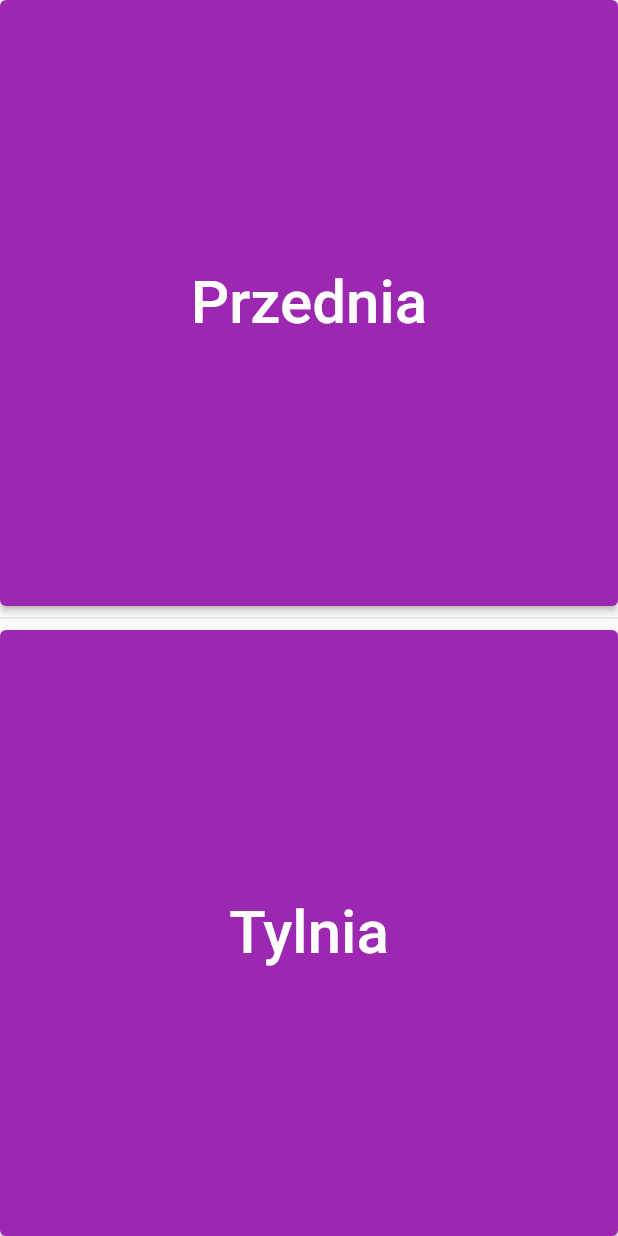
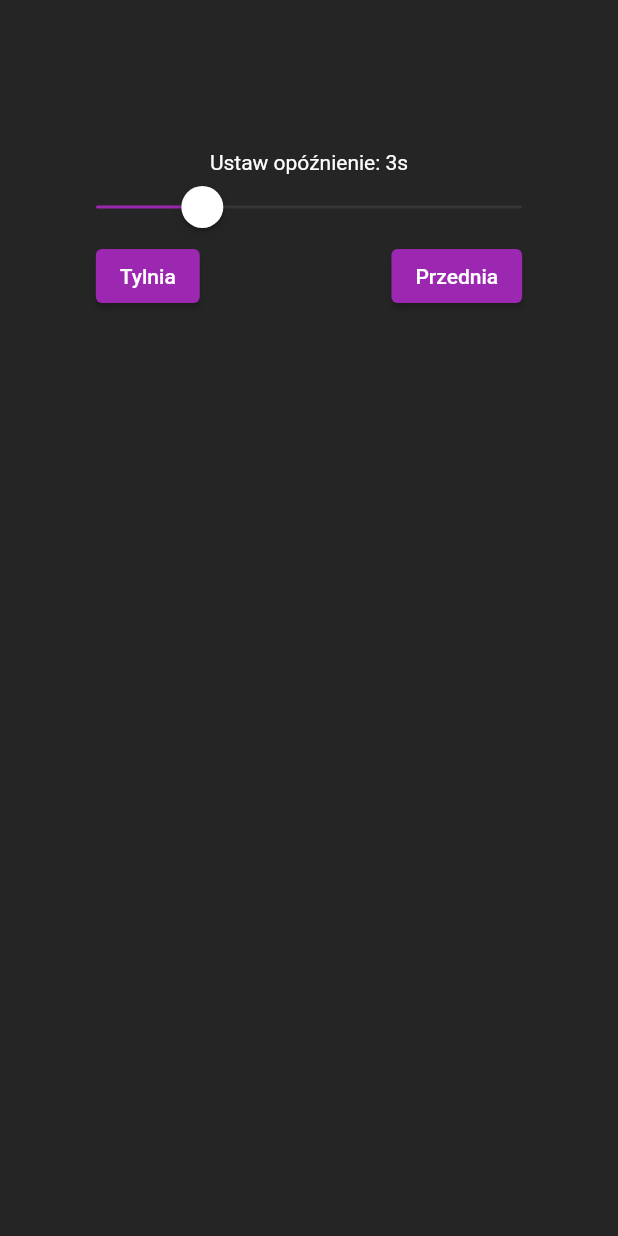
Before and after one commit to mmMarcinus/Invisible-Camera-Kubus-app-, a Flutter app: the screen it shows after launch, on a phone screen of 412 x 824 dp. Run offline on Flutter 3.47's test engine with Material 2 defaults, Android fonts, the light colour scheme and no system bars; our stand-ins replace camera, gallery_saver, image_picker.

Commit message:
nie chce mi sei nazywac

```diff
--- a/lib/screens/choose_camera_screen.dart
+++ b/lib/screens/choose_camera_screen.dart
@@ -1,54 +1,98 @@
 import 'package:camera/camera.dart';
+import 'package:flutter/cupertino.dart';
 import 'package:flutter/material.dart';
 import 'package:kubus_app/screens/main_screen.dart';
 
-class ChooseCameraScreen extends StatelessWidget {
-  const ChooseCameraScreen({Key? key}) : super(key: key);
-
-  void goToMainScren(CameraDescription camera, BuildContext context) {
+double delay = 3;
+void goToMainScren(
+    CameraDescription camera, double delay, BuildContext context) {
   Navigator.of(context).push(MaterialPageRoute(
       builder: (context) => MainScreen(
             camera: camera,
+            delay: delay,
           )));
 }
 
+class ChooseCameraScreen extends StatefulWidget {
+  const ChooseCameraScreen({Key? key}) : super(key: key);
+
+  @override
+  State<ChooseCameraScreen> createState() => _ChooseCameraScreenState();
+}
+
+class _ChooseCameraScreenState extends State<ChooseCameraScreen> {
   @override
   Widget build(BuildContext context) {
     List<CameraDescription> cameras = [];
+
     return Scaffold(
-      body: FutureBuilder(
+      backgroundColor: const Color(0xff252525),
+      body: SafeArea(
+        child: FutureBuilder(
             future: availableCameras().then((value) => cameras = value),
             builder: (ctx, snapshot) {
               return snapshot.connectionState == ConnectionState.done
                   ? Column(
+                      crossAxisAlignment: CrossAxisAlignment.center,
                       children: <Widget>[
-                      Expanded(
-                          child: ElevatedButton(
-                        child: const SizedBox(
-                            width: double.infinity,
-                            child: Center(
-                                child: Text('Przednia',
-                                    style: TextStyle(fontSize: 40)))),
-                        onPressed: () => goToMainScren(cameras[0], context),
-                      )),
-                      const Divider(),
-                      Expanded(
-                          child: ElevatedButton(
-                        child: const SizedBox(
-                            width: double.infinity,
-                            child: Center(
-                                child: Text(
-                              'Tylnia',
-                              style: TextStyle(fontSize: 40),
-                            ))),
-                        onPressed: () => goToMainScren(cameras[1], context),
-                      ))
+                        const SizedBox(
+                          height: 100,
+                        ),
+                        const Center(child: Slider()),
+                        Row(
+                          mainAxisAlignment: MainAxisAlignment.spaceAround,
+                          children: <Widget>[
+                            ElevatedButton(
+                                onPressed: () =>
+                                    goToMainScren(cameras[0], delay, context),
+                                child: const Text('Tylnia')),
+                            ElevatedButton(
+                                onPressed: () =>
+                                    goToMainScren(cameras[1], delay, context),
+                                child: const Text('Przednia'))
+                          ],
+                        )
                       ],
                     )
                   : const Center(
                       child: CircularProgressIndicator(),
                     );
             }),
+      ),
     );
   }
 }
+
+class Slider extends StatefulWidget {
+  const Slider({Key? key}) : super(key: key);
+
+  @override
+  State<Slider> createState() => _SliderState();
+}
+
+class _SliderState extends State<Slider> {
+  @override
+  Widget build(BuildContext context) {
+    return Column(
+      children: <Widget>[
+        Text(
+          'Ustaw opóźnienie: ${delay.round()}s',
+          style: const TextStyle(color: Colors.white),
+        ),
+        SizedBox(
+          width: 300,
+          child: CupertinoSlider(
+              value: delay,
+              min: 1,
+              max: 10,
+              divisions: 10,
+              onChanged: (val) {
+                setState(() {
+                  delay = val;
+                });
+              }),
+        ),
+      ],
+    );
+  }
+}
--- a/pubspec.yaml
+++ b/pubspec.yaml
@@ -37,6 +37,7 @@ dependencies:
   camera: ^0.10.0+4
   path_provider: ^2.0.11
   gallery_saver: ^2.3.2
+  image_picker: ^0.8.6
 
 dev_dependencies:
   flutter_test:
@@ -61,8 +62,8 @@ flutter:
   uses-material-design: true
 
   # To add assets to your application, add an assets section, like this:
-  # assets:
-  #   - images/a_dot_burr.jpeg
+  assets:
+    - assets/kubus.jpg
   #   - images/a_dot_ham.jpeg
 
   # An image asset can refer to one or more resolution-specific "variants", see
```
Also changed, not shown: lib/screens/main_screen.dart (+52 -36 lines), assets/kubus.jpg (added), pubspec.lock. Lines whose indentation alone changed are shown as unchanged.
